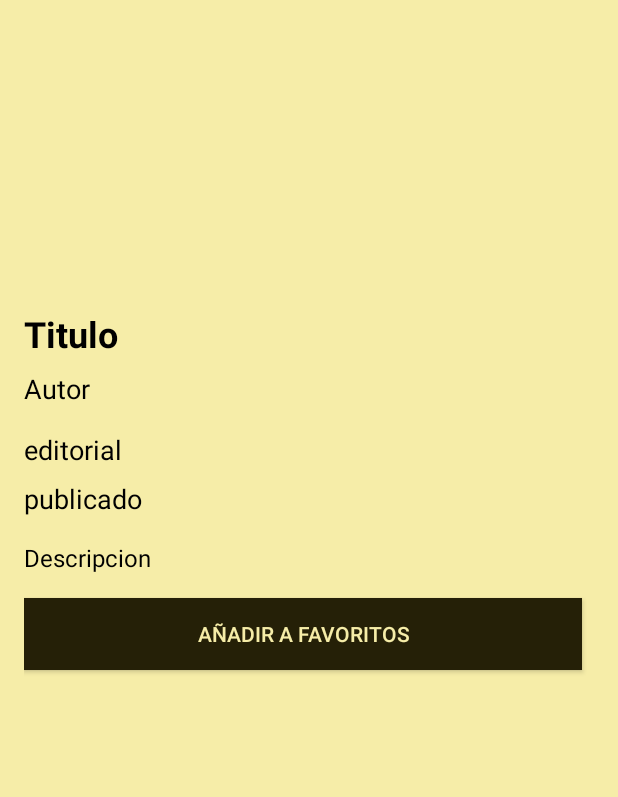
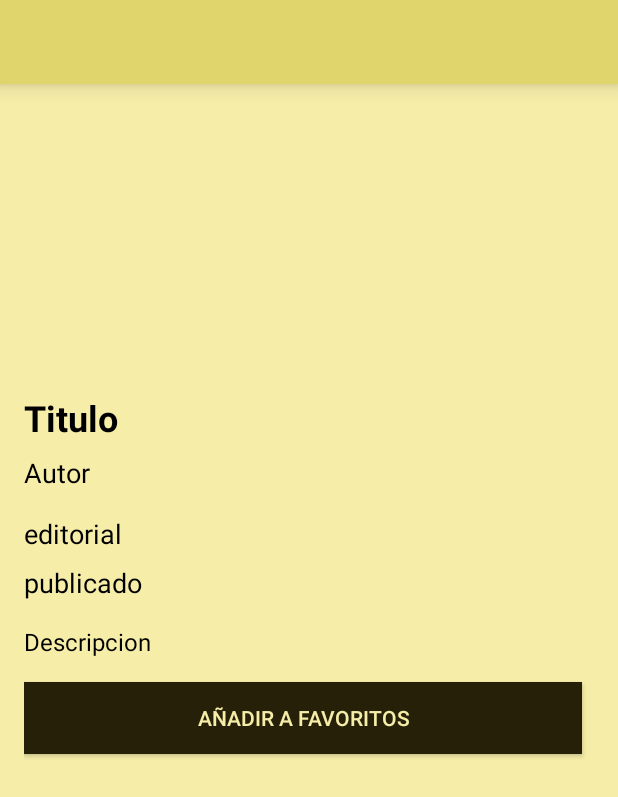
Before and after one commit to Federco1/WorldBook, an Android app: the layout activity_describir_libro.xml on its own in the app's theme, with its tools: preview values and no code run, on a phone screen of 412 x 824 dp. Shown: the top 797 px of the screen. Run offline under Robolectric (Android 15) with nearby library versions, the phone set to English and light mode, and no system bars.

Commit message:
Vincule el toolbar en "describirLibro"

```diff
--- a/app/src/main/res/layout/activity_describir_libro.xml
+++ b/app/src/main/res/layout/activity_describir_libro.xml
@@ -1,20 +1,36 @@
 <?xml version="1.0" encoding="utf-8"?>
-
-<ScrollView xmlns:android="http://schemas.android.com/apk/res/android"
+<androidx.constraintlayout.widget.ConstraintLayout xmlns:android="http://schemas.android.com/apk/res/android"
     xmlns:app="http://schemas.android.com/apk/res-auto"
     xmlns:tools="http://schemas.android.com/tools"
     android:id="@+id/main"
     android:layout_width="match_parent"
     android:layout_height="match_parent"
     android:background="@color/vainilla"
+    android:fitsSystemWindows="true"
+
     tools:context=".describirLibro">
 
+    <include
+        android:id="@+id/toolbar"
+        layout="@layout/toolbal_layout" />
+
+    <ScrollView
+
+        android:layout_width="0dp"
+        android:layout_height="0dp"
+        app:layout_constraintTop_toBottomOf="@id/toolbar"
+        app:layout_constraintBottom_toBottomOf="parent"
+        app:layout_constraintStart_toStartOf="parent"
+        app:layout_constraintEnd_toEndOf="parent">
 
     <LinearLayout
+
         android:layout_width="match_parent"
         android:layout_height="wrap_content"
         android:orientation="vertical"
         android:padding="16dp">
+
+
 
         <ImageView
             android:id="@+id/bookCoverImageView"
@@ -106,8 +122,5 @@
             android:layout_height="50dp" />
 
     </LinearLayout>
-
-
-
-
-</ScrollView>
+    </ScrollView>
+</androidx.constraintlayout.widget.ConstraintLayout>
```
Also changed, not shown: app/src/main/java/com/example/worldbook/describirLibro.kt (+34 -0 lines).
